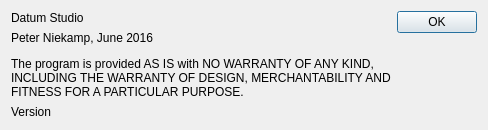
Before: the Qt Designer form src/forms/about.ui in pniekamp/datum-studio, drawn with Qt 5.
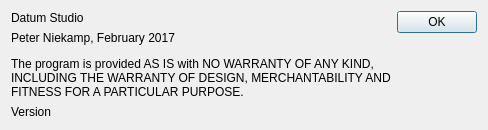
After: the same form once the commit is applied.

Patch:
```diff
--- a/src/forms/about.ui
+++ b/src/forms/about.ui
@@ -34,7 +34,7 @@
        <item>
         <widget class="QLabel" name="Copyright">
          <property name="text">
-          <string>&lt;html&gt;&lt;head/&gt;&lt;body&gt;&lt;p&gt;Peter Niekamp, June 2016&lt;/p&gt;&lt;p&gt;The program is provided AS IS with NO WARRANTY OF ANY KIND, &lt;br/&gt;INCLUDING THE WARRANTY OF DESIGN, MERCHANTABILITY AND &lt;br/&gt;FITNESS FOR A PARTICULAR PURPOSE.&lt;/p&gt;&lt;/body&gt;&lt;/html&gt;</string>
+          <string>&lt;html&gt;&lt;head/&gt;&lt;body&gt;&lt;p&gt;Peter Niekamp, February 2017&lt;/p&gt;&lt;p&gt;The program is provided AS IS with NO WARRANTY OF ANY KIND, &lt;br/&gt;INCLUDING THE WARRANTY OF DESIGN, MERCHANTABILITY AND &lt;br/&gt;FITNESS FOR A PARTICULAR PURPOSE.&lt;/p&gt;&lt;/body&gt;&lt;/html&gt;</string>
          </property>
         </widget>
        </item>
```
